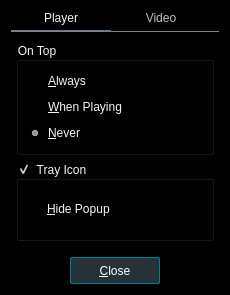
This is src/ui/preferencesdialog.ui in u8sand/Baka-MPlayer as Qt 5 draws it before an edit. The edited form follows.
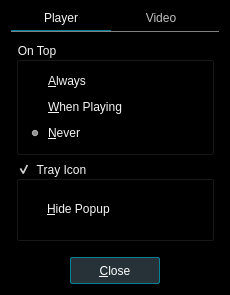
This is the edited form.

Commit message: preferencesdialog.ui: change QTabWidget's selected page color

Patch:
```diff
--- a/src/ui/preferencesdialog.ui
+++ b/src/ui/preferencesdialog.ui
@@ -75,7 +75,7 @@
     padding-bottom: 5px;
 }
 QTabBar::tab:selected {
-    border-bottom: 1px solid #607d8b;
+    border-bottom: 1px solid #008098;
 }
 QTabBar::tab:!selected {
 	color: silver;
```
